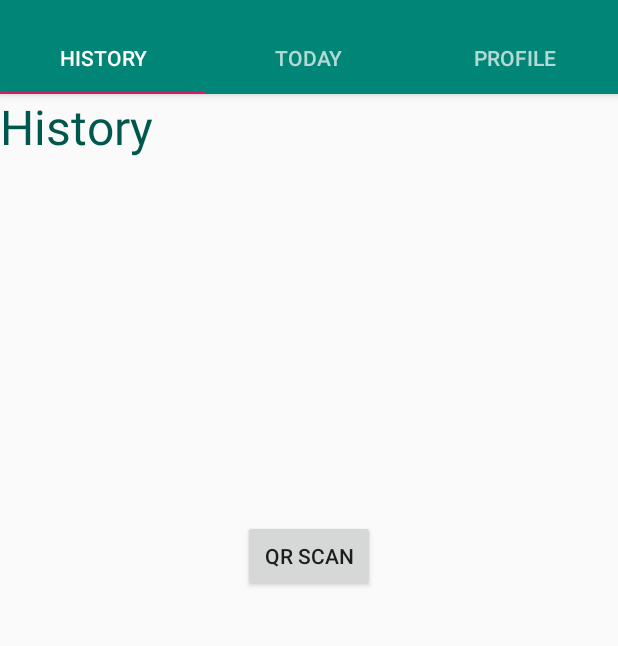
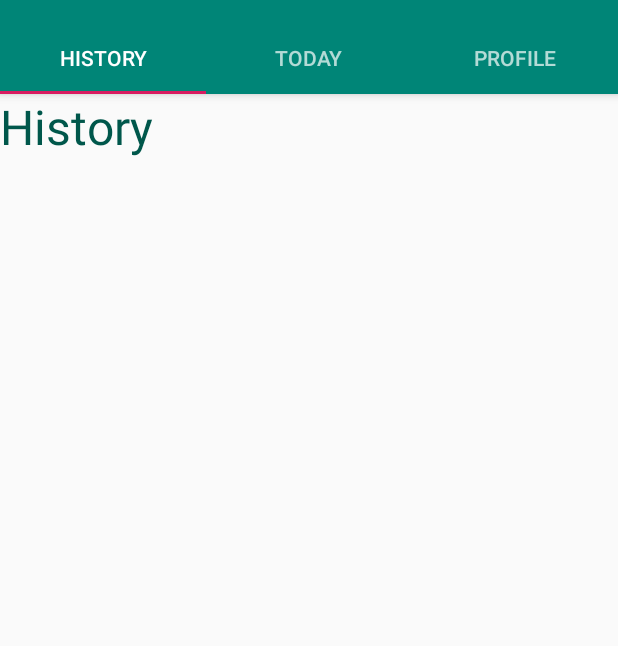
Before and after one commit to awestlund/GymGuide506, an Android app: the MainActivity screen opened directly, with no data from a screen before it, on a phone screen of 412 x 824 dp, the part 62-708 px from its top. Run offline under Robolectric (Android 15) with nearby library versions, the phone set to English and light mode, and no system bars; our stand-ins replace Firebase (no records; nobody signed in at launch, a user with empty details on screens opened directly).

Commit message:
Made Today activity  and layout files

```diff
--- a/app/src/main/AndroidManifest.xml
+++ b/app/src/main/AndroidManifest.xml
@@ -11,6 +11,7 @@
         android:theme="@style/AppTheme"
         android:usesCleartextTraffic="true">
         <activity android:name=".CreateAccountActivity"></activity>
+        <activity android:name=".QRCodeActivity"></activity>
         <activity android:name=".ResetActivity" />
         <activity android:name=".LoginActivity">
             <intent-filter>
--- a/app/src/main/java/com/example/gymguide/CompletedWorkoutsView.java
+++ b/app/src/main/java/com/example/gymguide/CompletedWorkoutsView.java
@@ -69,8 +69,8 @@ public class CompletedWorkoutsView extends RecyclerView.Adapter<CompletedWorkout
             if(position != RecyclerView.NO_POSITION){
                 e = mExcersises.get(position);
             }
-//            Intent gotoWorkoutActivityIntent = new Intent(v.getContext(), MainActivity.class);
-//            gotoSemesterActivityIntent.putExtra("workout", e);
+//            Intent gotoWorkoutActivityIntent = new Intent(v.getContext(), SingleExerciseActivity.class);
+//            gotoSemesterActivityIntent.putExtra("exercise", e);
 //            v.getContext().startActivity(gotoWorkoutActivityIntent );
         }
     }
--- a/app/src/main/java/com/example/gymguide/HomeActivity.java
+++ b/app/src/main/java/com/example/gymguide/HomeActivity.java
@@ -9,6 +9,7 @@ import android.support.v4.app.Fragment;
 import android.support.v7.widget.GridLayoutManager;
 import android.support.v7.widget.LinearLayoutManager;
 import android.support.v7.widget.RecyclerView;
+import android.util.Log;
 import android.view.LayoutInflater;
 import android.view.View;
 import android.view.ViewGroup;
@@ -16,6 +17,12 @@ import android.widget.Button;
 import android.widget.TextView;
 
 import com.example.gymguide.R;
+import com.google.firebase.auth.FirebaseAuth;
+import com.google.firebase.firestore.EventListener;
+import com.google.firebase.firestore.FirebaseFirestore;
+import com.google.firebase.firestore.FirebaseFirestoreException;
+import com.google.firebase.firestore.QueryDocumentSnapshot;
+import com.google.firebase.firestore.QuerySnapshot;
 
 import org.w3c.dom.Text;
 
@@ -27,10 +34,12 @@ import java.util.List;
 
 
 public class HomeActivity extends Fragment{
-    private List<Exercise> mExcerciseList = new ArrayList<>();
-    private List<Exercise> nExcerciseList = new ArrayList<>();
+    private List<Exercise> userCompExcerciseList = new ArrayList<>();
+    private List<Exercise> userRecExcerciseList = new ArrayList<>();
     CompletedWorkoutsView compWorkoutsAdapter;
     RecommendedWorkoutsView recWorkoutsAdapter;
+    FirebaseFirestore db;
+    FirebaseAuth auth;
 
     public HomeActivity() {
         // Required empty public constructor
@@ -38,6 +47,8 @@ public class HomeActivity extends Fragment{
 
     @Override
     public void onCreate(Bundle savedInstanceState) {
+        db = FirebaseFirestore.getInstance();
+        auth = FirebaseAuth.getInstance();
         super.onCreate(savedInstanceState);
     }
 
@@ -48,43 +59,84 @@ public class HomeActivity extends Fragment{
         View rootView = inflater.inflate(R.layout.fragment_home, container, false);
         Date d = new Date();
         SimpleDateFormat day = new SimpleDateFormat("EEE, MMM d");
-        SimpleDateFormat time = new SimpleDateFormat("hh:mm a");
         TextView dateText = (TextView) rootView.findViewById(R.id.date_textview);
-        TextView timeText = (TextView) rootView.findViewById(R.id.time_textview);
         dateText.setText(day.format(d));
-        timeText.setText(time.format(d));
-
         Button T=(Button)rootView.findViewById(R.id.qrcode_button);
         T.setOnClickListener(new View.OnClickListener() {
 
             @Override
             public void onClick(View v) {
-                // TODO Auto-generated method stub
-                Intent i=new Intent(getContext(),HomeActivity.class);
+                Intent i=new Intent(getContext(),QRCodeActivity.class);
                 startActivity(i);
             }
         });
-
+        if(auth.getCurrentUser() != null) {
             RecyclerView compWorkoutsRV = (RecyclerView) rootView.findViewById(R.id.completed_workouts_recyclerview);
             compWorkoutsRV.setLayoutManager(new LinearLayoutManager(getActivity(), LinearLayoutManager.HORIZONTAL, false));
-        for(int i=0; i<10; i++){
+
+            db.collection("f ").addSnapshotListener(new EventListener<QuerySnapshot>() {
+                @Override
+                public void onEvent(@Nullable QuerySnapshot queryDocumentSnapshots, @Nullable FirebaseFirestoreException e) {
+                    if(e !=null){
+                        Log.w("Listen failed.", e);
+                        return;
+                    }
+                    List<Exercise> usersCompWorkouts = new ArrayList<>();
+                    for(QueryDocumentSnapshot doc : queryDocumentSnapshots){
+                        Exercise tmp = (Exercise) doc.getData();
+                        if(tmp !=null){
+                            usersCompWorkouts.add(tmp);
+                        }
+                    }
+                }
+            });
+            for (int i = 0; i < 10; i++) {
                 Exercise e = new Exercise();
                 e.setExerciseVideoURL("http://images.clipartpanda.com/number-one-clipart-847-blue-number-one-clip-art.png");
-            mExcerciseList.add(e);
+                userCompExcerciseList.add(e);
             }
-        compWorkoutsAdapter = new CompletedWorkoutsView(getContext(), mExcerciseList);
+            compWorkoutsAdapter = new CompletedWorkoutsView(getContext(), userCompExcerciseList);
             compWorkoutsRV.setAdapter(compWorkoutsAdapter);
 
             RecyclerView recWorkoutsRV = (RecyclerView) rootView.findViewById(R.id.recommended_workouts_recyclerview);
-        recWorkoutsRV.setLayoutManager(new GridLayoutManager(getActivity(),2 ,  LinearLayoutManager.VERTICAL, false));
-        for(int i=0; i<10; i++){
+            recWorkoutsRV.setLayoutManager(new GridLayoutManager(getActivity(), 2, LinearLayoutManager.VERTICAL, false));
+            db.collection("f ").addSnapshotListener(new EventListener<QuerySnapshot>() {
+                @Override
+                public void onEvent(@Nullable QuerySnapshot queryDocumentSnapshots, @Nullable FirebaseFirestoreException e) {
+                    if(e !=null){
+                        Log.w("Listen failed.", e);
+                        return;
+                    }
+                    List<Exercise> usersRecWorkouts = new ArrayList<>();
+                    for(QueryDocumentSnapshot doc : queryDocumentSnapshots){
+                        Exercise tmp = (Exercise) doc.getData();
+                        if(tmp !=null){
+                            usersRecWorkouts.add(tmp);
+                        }
+                    }
+                }
+            });
+            for (int i = 0; i < 10; i++) {
                 Exercise e = new Exercise();
                 e.setExerciseVideoURL("http://images.clipartpanda.com/number-one-clipart-847-blue-number-one-clip-art.png");
-            nExcerciseList.add(e);
+                userRecExcerciseList.add(e);
             }
-        recWorkoutsAdapter = new RecommendedWorkoutsView(getContext(), nExcerciseList);
+            recWorkoutsAdapter = new RecommendedWorkoutsView(getContext(), userRecExcerciseList);
             recWorkoutsRV.setAdapter(recWorkoutsAdapter);
+        }
+        else{
+            RecyclerView compWorkoutsRV = (RecyclerView) rootView.findViewById(R.id.completed_workouts_recyclerview);
+            compWorkoutsRV.setLayoutManager(new LinearLayoutManager(getActivity(), LinearLayoutManager.HORIZONTAL, false));
+            List<Exercise> compExcerciseList = new ArrayList<>();
+            compWorkoutsAdapter = new CompletedWorkoutsView(getContext(), compExcerciseList);
+            compWorkoutsRV.setAdapter(compWorkoutsAdapter);
 
+            RecyclerView recWorkoutsRV = (RecyclerView) rootView.findViewById(R.id.recommended_workouts_recyclerview);
+            recWorkoutsRV.setLayoutManager(new GridLayoutManager(getActivity(), 2, LinearLayoutManager.VERTICAL, false));
+            List<Exercise> recExcerciseList = new ArrayList<>();
+            recWorkoutsAdapter = new RecommendedWorkoutsView(getContext(), recExcerciseList);
+            recWorkoutsRV.setAdapter(recWorkoutsAdapter);
+        }
         return rootView;
     }
 
--- a/app/src/main/res/layout/activity_main.xml
+++ b/app/src/main/res/layout/activity_main.xml
@@ -31,11 +31,4 @@
         android:layout_height="match_parent"
         app:layout_behavior="@string/appbar_scrolling_view_behavior"  />
 
-    <Button
-        android:id="@+id/btnQR"
-        android:layout_width="wrap_content"
-        android:layout_height="wrap_content"
-        android:layout_gravity="center"
-        android:text="QR Scan"/>
-
 </android.support.design.widget.CoordinatorLayout>
```
Also changed, not shown: app/src/main/res/layout/fragment_home.xml (+4 -13 lines). Lines whose indentation alone changed are shown as unchanged.
